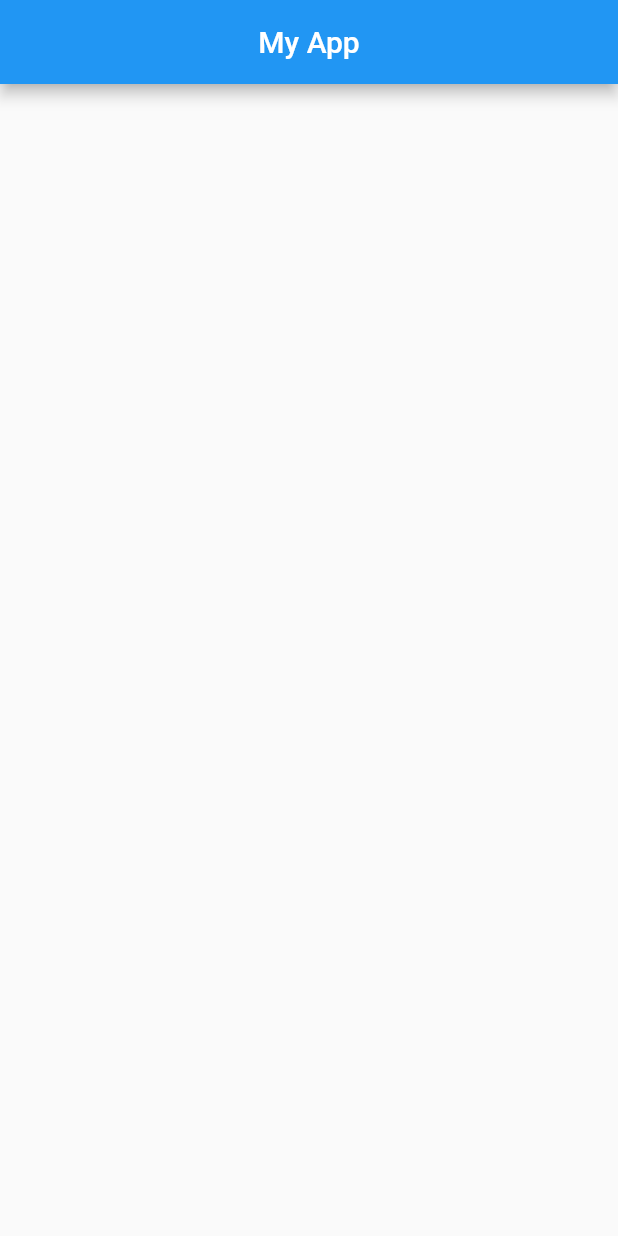
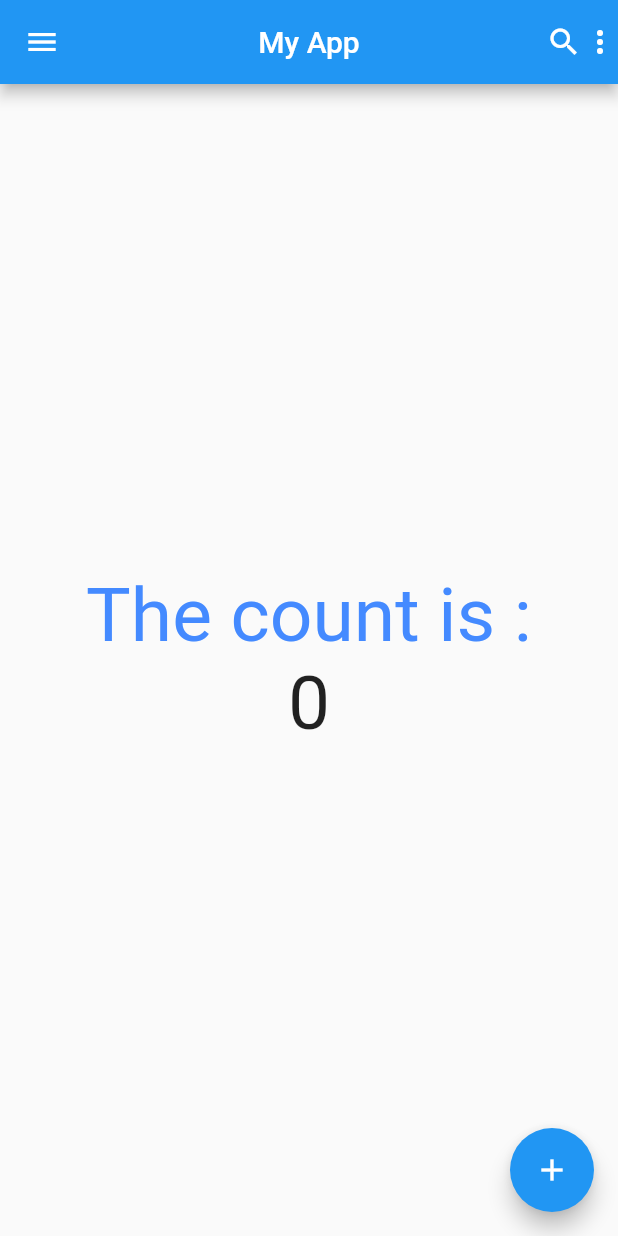
Before and after one commit to romisha99998/test11, a Flutter app: the screen it shows after launch, on a phone screen of 412 x 824 dp. Run offline on Flutter 3.47's test engine with Material 2 defaults, Android fonts, the phone set to English and light mode, and no system bars.

Commit message:
august 23

```diff
--- a/lib/main.dart
+++ b/lib/main.dart
@@ -1,17 +1,65 @@
 import 'package:flutter/material.dart';
 void main(){
-  runApp(MaterialApp(home: MyApp()));
+  runApp(
+    const MaterialApp(
+      debugShowCheckedModeBanner: false,
+      home: MyApp(),
+  ),
+  );
 }
 
-class MyApp extends StatelessWidget {
+class MyApp extends StatefulWidget {
   const MyApp({super.key});
+
+  @override
+  State<MyApp> createState() => _MyAppState();
+}
+
+class _MyAppState extends State<MyApp> {
+  var count= 0;
 
   @override
   Widget build(BuildContext context) {
     return Scaffold(
-      appBar: AppBar(title:Text('My App'),
-      centerTitle:true,
+      body: Column(
+        mainAxisAlignment: MainAxisAlignment.center,
+        children: [
+          const Center(
+            child: Text(
+              'The count is :',
+              style: TextStyle(
+                fontSize: 50,
+                color: Colors.blueAccent
+              ),
+            ),
+          ),
+          Center(
+            child: Text(
+              count.toString(),
+              style: TextStyle(
+                fontSize: 50,
+              ),
+            ),
+          ),
+        ],
       ),
+      appBar: AppBar(
+        leading:const Icon(Icons.menu) ,
+        title: const Text('My App'),
+        centerTitle: true,
+        actions: const [
+          Icon(Icons.search),
+          Icon(Icons.more_vert),
+        ],
+      ),
+      floatingActionButton:FloatingActionButton(
+        child: Icon(Icons.add),
+        onPressed: (){
+          setState((){
+            count++;
+          });
+        },
+      ) ,
     );
   }
-}
+  }
```
